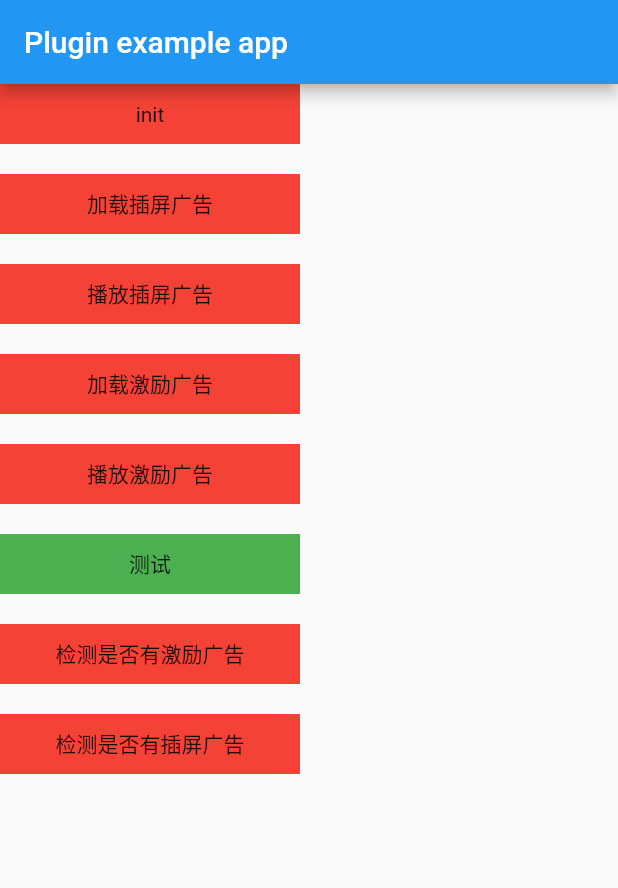
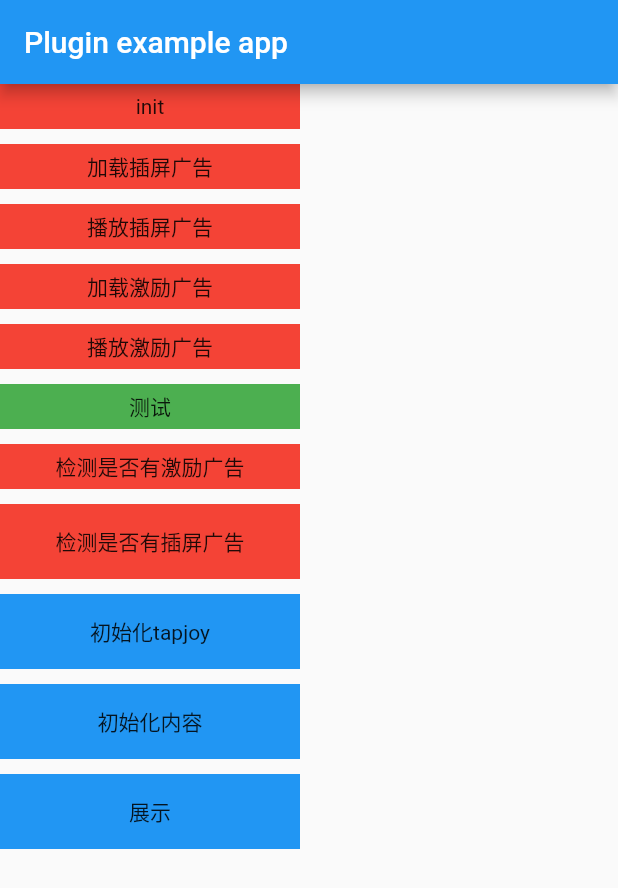
Before and after one commit to LiJinJinJIn/jd_adtiming_plugin, a Flutter app: the screen it shows after launch, on a phone screen of 412 x 824 dp. Shown: the top 888 px of the screen. Run offline on Flutter 3.47's test engine with Material 2 defaults, Android fonts, the phone set to English and light mode, and no system bars.

Commit message:
add tapjoy android module

```diff
--- a/example/lib/main.dart
+++ b/example/lib/main.dart
@@ -15,8 +15,17 @@ class _MyAppState extends State<MyApp> {
   String ANDROID_APPKEY = 'i4hJpBqGWk80AecsmbbtnzE33Mp2Cnab';
   String IOS_APPKEY = 'EDFqfTqjvufhdFffteS2bELGGWW3Ifhn';
 
+//tapJoy android 端对应key
+  String TAP_JOY_ANDROID_API_KEY = 'q5mzN-kOQYiFw70aTK2ShQECWyXBh6hf8xneT4qXXTiisVLMsAYl_ivsRC9d';
+//tapJoy android 端对应展示名称
+  String TAP_JOY_ANDROID_PLACEMENT_NAME = 'newsPie_release';
+//tapJoy ios 端对应key
+  String TAP_JOY_IOS_API_KEY = '8NWIAtT5QpKmovEIwA-vpgEBSBAs5lUMo4We9r0fU1EtZuFlyZG5qdbwvQ2k';
+//tapJoy ios 端对应展示名称
+  String TAP_JOY_IOS_PLACEMENT_NAME = 'newsPie_ios_release';
+
   void showT(String msg) {
-    print("msg>>>       $msg ");
+    print("xxxx123 >>>       $msg ");
   }
 
   @override
@@ -32,7 +41,7 @@ class _MyAppState extends State<MyApp> {
               child: Container(
                 alignment: Alignment.center,
                 width: 200,
-                height: 40,
+                height: 30,
                 child: Text('init'),
                 color: Colors.red,
               ),
@@ -47,26 +56,23 @@ class _MyAppState extends State<MyApp> {
                   adShowFailed: () => showT("adShowFailed"),
                   adClosed: () => showT("adClosed"),
                   adClicked: () => showT("adClicked"),
-                  rewardedVideoAvailabilityChanged: () =>
-                      showT("rewardedVideoAvailabilityChanged"),
+                  rewardedVideoAvailabilityChanged: () => showT("rewardedVideoAvailabilityChanged"),
                   rewardedVideoAdShowed: () => showT("rewardedVideoAdShowed"),
-                  rewardedVideoAdShowFailed: () =>
-                      showT("rewardedVideoAdShowFailed"),
+                  rewardedVideoAdShowFailed: () => showT("rewardedVideoAdShowFailed"),
                   rewardedVideoAdClicked: () => showT("rewardedVideoAdClicked"),
                   rewardedVideoAdClosed: () => showT("rewardedVideoAdClosed"),
                   rewardedVideoAdStarted: () => showT("rewardedVideoAdStarted"),
                   rewardedVideoAdEnded: () => showT("rewardedVideoAdEnded"),
-                  rewardedVideoAdRewarded: () =>
-                      showT("rewardedVideoAdRewarded"),
+                  rewardedVideoAdRewarded: () => showT("rewardedVideoAdRewarded"),
                 );
               },
             ),
-            SizedBox(height: 20),
+            SizedBox(height: 10),
             InkWell(
               child: Container(
                 alignment: Alignment.center,
                 width: 200,
-                height: 40,
+                height: 30,
                 child: Text('加载插屏广告'),
                 color: Colors.red,
               ),
@@ -74,12 +80,12 @@ class _MyAppState extends State<MyApp> {
                 jdAdtimingPlugin.interstitialAdLoad();
               },
             ),
-            SizedBox(height: 20),
+            SizedBox(height: 10),
             InkWell(
               child: Container(
                 alignment: Alignment.center,
                 width: 200,
-                height: 40,
+                height: 30,
                 child: Text('播放插屏广告'),
                 color: Colors.red,
               ),
@@ -87,12 +93,12 @@ class _MyAppState extends State<MyApp> {
                 jdAdtimingPlugin.interstitialShowLoad();
               },
             ),
-            SizedBox(height: 20),
+            SizedBox(height: 10),
             InkWell(
               child: Container(
                 alignment: Alignment.center,
                 width: 200,
-                height: 40,
+                height: 30,
                 child: Text('加载激励广告'),
                 color: Colors.red,
               ),
@@ -100,12 +106,12 @@ class _MyAppState extends State<MyApp> {
                 jdAdtimingPlugin.rewardedVideoAdLoad();
               },
             ),
-            SizedBox(height: 20),
+            SizedBox(height: 10),
             InkWell(
               child: Container(
                 alignment: Alignment.center,
                 width: 200,
-                height: 40,
+                height: 30,
                 child: Text('播放激励广告'),
                 color: Colors.red,
               ),
@@ -113,50 +119,99 @@ class _MyAppState extends State<MyApp> {
                 jdAdtimingPlugin.rewardedVideoShowLoad();
               },
             ),
-            SizedBox(height: 20),
+            SizedBox(height: 10),
             InkWell(
               child: Container(
                 alignment: Alignment.center,
                 width: 200,
-                height: 40,
+                height: 30,
                 child: Text('测试'),
                 color: Colors.green,
               ),
               onTap: () {
-                jdAdtimingPlugin.testSuiteLaunch(
-                    androidAppKey: ANDROID_APPKEY, iosAppKey: IOS_APPKEY);
+                jdAdtimingPlugin.testSuiteLaunch(androidAppKey: ANDROID_APPKEY, iosAppKey: IOS_APPKEY);
               },
             ),
-            SizedBox(height: 20),
+            SizedBox(height: 10),
             InkWell(
               child: Container(
                 alignment: Alignment.center,
                 width: 200,
-                height: 40,
+                height: 30,
                 child: Text('检测是否有激励广告'),
                 color: Colors.red,
               ),
               onTap: () {
-                jdAdtimingPlugin.checkInterstitialAd(
-                    checkInterstitialAdListener: (bool isHave) {
+                jdAdtimingPlugin.checkInterstitialAd(checkInterstitialAdListener: (bool isHave) {
                   showT("checkInterstitialAdListener:      $isHave");
                 });
               },
             ),
-            SizedBox(height: 20),
+            SizedBox(height: 10),
             InkWell(
               child: Container(
                 alignment: Alignment.center,
                 width: 200,
-                height: 40,
+                height: 50,
                 child: Text('检测是否有插屏广告'),
                 color: Colors.red,
               ),
               onTap: () {
-                jdAdtimingPlugin.checkRewardedVideoAd(
-                    checkRewardedVideoAdListener: (bool isHave) {
+                jdAdtimingPlugin.checkRewardedVideoAd(checkRewardedVideoAdListener: (bool isHave) {
                   showT("checkRewardedVideoAdListener:      $isHave");
                 });
+              },
+            ),
+            SizedBox(height: 10),
+            InkWell(
+              child: Container(
+                alignment: Alignment.center,
+                width: 200,
+                height: 50,
+                child: Text('初始化tapjoy'),
+                color: Colors.blue,
+              ),
+              onTap: () {
+                jdAdtimingPlugin.initTapJoy(
+                  androidAppKey: TAP_JOY_ANDROID_API_KEY,
+                  iosAppKey: TAP_JOY_IOS_API_KEY,
+                  initTapJoySuccessListener: () => showT(">>>         initTapJoySuccessListener"),
+                  initTapJoyFailureListener: () => showT(">>>         initTapJoyFailureListener"),
+                );
+              },
+            ),
+            SizedBox(height: 10),
+            InkWell(
+              child: Container(
+                alignment: Alignment.center,
+                width: 200,
+                height: 50,
+                child: Text('初始化内容'),
+                color: Colors.blue,
+              ),
+              onTap: () {
+                jdAdtimingPlugin.getPlacement(
+                  androidPlacementName: TAP_JOY_ANDROID_PLACEMENT_NAME,
+                  iosPlacementName: TAP_JOY_IOS_PLACEMENT_NAME,
+                  userId: '1111',
+                  tapJoyRequestFailureListener: () => showT(">>>         tapJoyRequestFailureListener"),
+                  tapJoyContentReadyListener: () => showT(">>>         tapJoyContentReadyListener"),
+                  tapJoyContentDismissListener: () => showT(">>>         tapJoyContentDismissListener"),
+                );
+              },
+            ),
+
+            SizedBox(height: 10),
+            InkWell(
+              child: Container(
+                alignment: Alignment.center,
+                width: 200,
+                height: 50,
+                child: Text('展示'),
+                color: Colors.blue,
+              ),
+              onTap: () {
+                jdAdtimingPlugin.requestContent();
               },
             ),
           ],
```
Also changed, not shown: lib/jd_adtiming_plugin.dart (+62 -0 lines), example/pubspec.lock, 2 other files.
